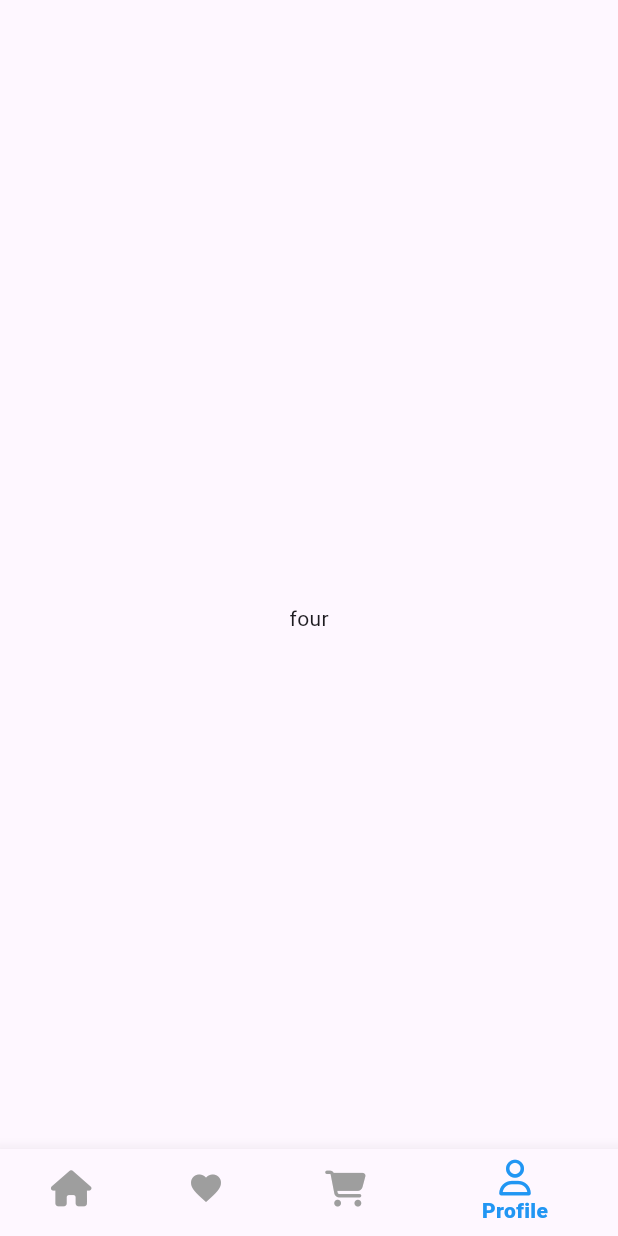
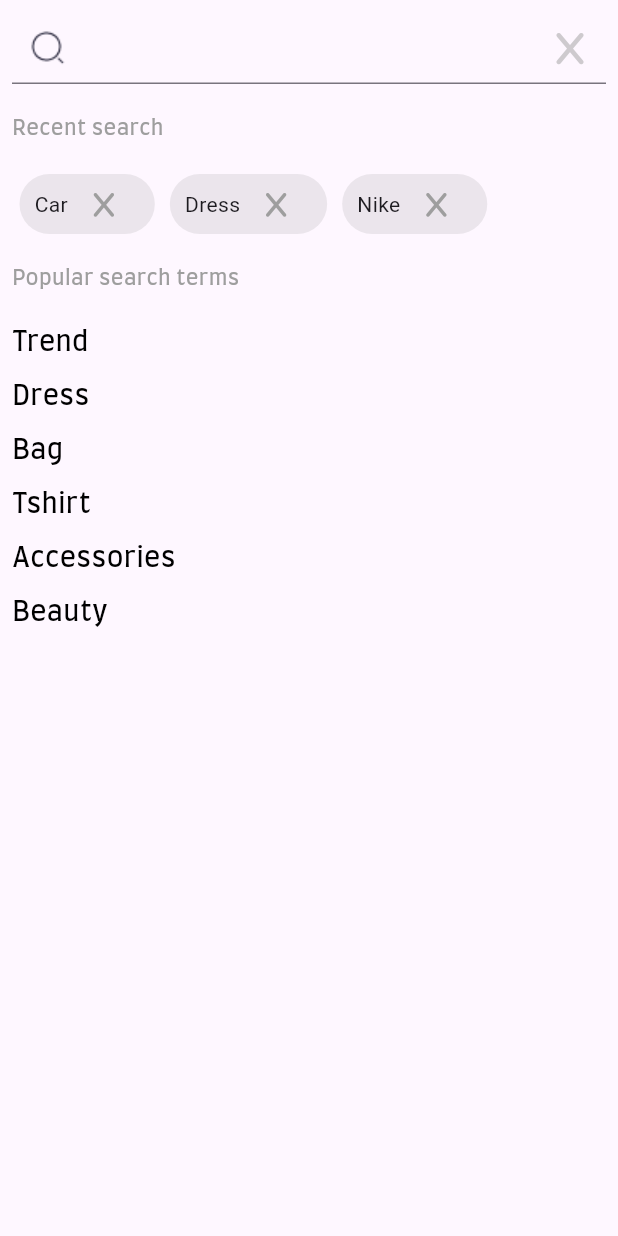
Before and after one commit to Abdelghfarsalah/newshop, a Flutter app: the screen it shows after launch, in the side drawer, after a tap on "Search", on a phone screen of 412 x 824 dp. Run offline on Flutter 3.47's test engine with Material 3 defaults, Android fonts, the phone set to English and light mode, and no system bars; our stand-ins replace cached_network_image, carousel_slider, dio, firebase_auth, firebase_core, flutter_bloc and 7 more; missing offline and left inert: paymob_payment, u_credit_card; accounts and stored records are empty; network calls fail.

```diff
--- a/lib/home/homescreen/home.dart
+++ b/lib/home/homescreen/home.dart
@@ -8,6 +8,7 @@ import 'package:null_project/home/cubits/categories/states.dart';
 import 'package:null_project/home/homescreen/displayallcategories.dart';
 import 'package:null_project/home/homescreen/displayallproduct.dart';
 import 'package:null_project/home/homescreen/notification.dart';
+import 'package:null_project/home/homescreen/search.dart';
 import 'package:null_project/home/model/productmodel.dart';
 import 'package:null_project/home/widgets/customproductitem.dart';
 import 'package:null_project/home/widgets/customslider.dart';
@@ -153,9 +154,8 @@ class _homepageState extends State<homepage> {
                   color: Color.fromARGB(255, 57, 156, 238),
                 ),
                 onPressed: () {
-                  key.currentState!.closeDrawer();
-                  BlocProvider.of<NavBarcubit>(context).changescreen(index: 3);
-                  BlocProvider.of<NavBarcubit>(context).currentindex = 3;
+                  Navigator.push(context,
+                      MaterialPageRoute(builder: (context) => searchpage()));
                 }),
             Darweritem(
                 logout: false,
@@ -190,8 +190,8 @@ class _homepageState extends State<homepage> {
                 ),
                 onPressed: () {
                   key.currentState!.closeDrawer();
-                  BlocProvider.of<NavBarcubit>(context).changescreen(index: 4);
-                  BlocProvider.of<NavBarcubit>(context).currentindex = 4;
+                  BlocProvider.of<NavBarcubit>(context).changescreen(index: 3);
+                  BlocProvider.of<NavBarcubit>(context).currentindex = 3;
                 }),
             const Spacer(),
             const Spacer(),
@@ -222,18 +222,33 @@ class _homepageState extends State<homepage> {
                         padding: const EdgeInsets.symmetric(horizontal: 8.0),
                         child: TextField(
                           onTap: () {
-                            BlocProvider.of<NavBarcubit>(context).currentindex =
-                                3;
-                            BlocProvider.of<NavBarcubit>(context)
-                                .changescreen(index: 3);
+                            Navigator.push(
+                                context,
+                                MaterialPageRoute(
+                                    builder: (context) => searchpage()));
                           },
                           decoration: InputDecoration(
+                            suffixIcon: SizedBox(
+                              width: 40,
+                              child: Row(
+                                children: [
+                                  const Padding(
+                                    padding: EdgeInsets.only(right: 10.0),
+                                    child: VerticalDivider(
+                                      width: 1,
+                                      color: Colors.blue,
+                                    ),
+                                  ),
+                                  Image.asset("assets/images/icon/Search.png"),
+                                ],
+                              ),
+                            ),
                             hintText: "Enter the Name of product ",
                             contentPadding: const EdgeInsets.only(
                                 left: 10, top: 0, bottom: 0, right: 0),
                             filled: true,
                             fillColor: Colors.blue.withOpacity(0.05),
-                            border: const OutlineInputBorder(
+                            focusedBorder: const OutlineInputBorder(
                               borderSide: BorderSide(color: Colors.blue),
                               borderRadius: BorderRadius.all(
                                 Radius.circular(10),
@@ -242,30 +257,6 @@ class _homepageState extends State<homepage> {
                           ),
                         ),
                       )),
-                      Padding(
-                        padding: const EdgeInsets.only(right: 8.0),
-                        child: Container(
-                          height: 45,
-                          width: 45,
-                          decoration: BoxDecoration(
-                              border: Border.all(color: Colors.black, width: 1),
-                              color: Colors.blue.withOpacity(0.05),
-                              borderRadius: BorderRadius.circular(10)),
-                          child: IconButton(
-                            onPressed: () {
-                              // BlocProvider.of<NavBarcubit>(context).currentindex =
-                              //     3;
-                              // BlocProvider.of<NavBarcubit>(context)
-                              //     .changescreen(index: 3);
-                            },
-                            icon: const Icon(
-                              FontAwesomeIcons.bars,
-                              color: Color.fromARGB(255, 74, 171, 251),
-                              size: 20,
-                            ),
-                          ),
-                        ),
-                      )
                     ],
                   ),
                 ),
@@ -334,12 +325,3 @@ class _homepageState extends State<homepage> {
     );
   }
 }
-/*
-Column(
-          children: [
-
-
-
-          ],
-        ),
-       */
--- /dev/null
+++ b/lib/home/homescreen/search.dart
@@ -0,0 +1,179 @@
+import 'package:flutter/material.dart';
+import 'package:flutter/widgets.dart';
+import 'package:font_awesome_flutter/font_awesome_flutter.dart';
+import 'package:null_project/constant.dart';
+
+class searchpage extends StatelessWidget {
+  const searchpage({super.key});
+
+  @override
+  Widget build(BuildContext context) {
+    return Scaffold(
+      body: SafeArea(
+          child: Padding(
+        padding: const EdgeInsets.all(8.0),
+        child: SingleChildScrollView(
+          child: Column(
+            crossAxisAlignment: CrossAxisAlignment.start,
+            children: [
+              TextField(
+                onTap: () {},
+                decoration: InputDecoration(
+                    focusedBorder: const UnderlineInputBorder(
+                        borderSide: BorderSide(color: Colors.blue)),
+                    suffixIcon: IconButton(
+                      onPressed: () {},
+                      icon: Icon(
+                        FontAwesomeIcons.x,
+                        color: Colors.grey.withOpacity(0.5),
+                      ),
+                    ),
+                    prefixIcon: IconButton(
+                        onPressed: () {},
+                        icon: Image.asset("assets/images/icon/Search.png"))),
+              ),
+              const SizedBox(
+                height: 20,
+              ),
+              const Text(
+                "Recent search",
+                style: TextStyle(
+                  fontSize: 14,
+                  fontFamily: Farro,
+                  fontWeight: FontWeight.w400,
+                  color: Colors.grey,
+                ),
+              ),
+              const SizedBox(
+                height: 20,
+              ),
+              const Row(
+                children: [
+                  recentsearchitem(title: "Car"),
+                  recentsearchitem(title: "Dress"),
+                  recentsearchitem(title: "Nike"),
+                ],
+              ),
+              const SizedBox(
+                height: 20,
+              ),
+              const Text(
+                "Popular search terms",
+                style: TextStyle(
+                  fontSize: 14,
+                  fontFamily: Farro,
+                  fontWeight: FontWeight.w400,
+                  color: Colors.grey,
+                ),
+              ),
+              const SizedBox(
+                height: 20,
+              ),
+              const Text(
+                "Trend",
+                style: TextStyle(
+                  fontSize: 18,
+                  fontFamily: Farro,
+                  fontWeight: FontWeight.w400,
+                  color: Colors.black,
+                ),
+              ),
+              const SizedBox(
+                height: 10,
+              ),
+              const Text(
+                "Dress",
+                style: TextStyle(
+                  fontSize: 18,
+                  fontFamily: Farro,
+                  fontWeight: FontWeight.w400,
+                  color: Colors.black,
+                ),
+              ),
+              const SizedBox(
+                height: 10,
+              ),
+              const Text(
+                "Bag",
+                style: TextStyle(
+                  fontSize: 18,
+                  fontFamily: Farro,
+                  fontWeight: FontWeight.w400,
+                  color: Colors.black,
+                ),
+              ),
+              const SizedBox(
+                height: 10,
+              ),
+              const Text(
+                "Tshirt",
+                style: TextStyle(
+                  fontSize: 18,
+                  fontFamily: Farro,
+                  fontWeight: FontWeight.w400,
+                  color: Colors.black,
+                ),
+              ),
+              const SizedBox(
+                height: 10,
+              ),
+              const Text(
+                "Accessories",
+                style: TextStyle(
+                  fontSize: 18,
+                  fontFamily: Farro,
+                  fontWeight: FontWeight.w400,
+                  color: Colors.black,
+                ),
+              ),
+              const SizedBox(
+                height: 10,
+              ),
+              const Text(
+                "Beauty",
+                style: TextStyle(
+                  fontSize: 18,
+                  fontFamily: Farro,
+                  fontWeight: FontWeight.w400,
+                  color: Colors.black,
+                ),
+              ),
+            ],
+          ),
+        ),
+      )),
+    );
+  }
+}
+
+class recentsearchitem extends StatelessWidget {
+  const recentsearchitem({super.key, required this.title});
+  final String title;
+  @override
+  Widget build(BuildContext context) {
+    return Container(
+      margin: EdgeInsets.symmetric(horizontal: 5),
+      height: 40,
+      decoration: BoxDecoration(
+          borderRadius: BorderRadius.circular(50),
+          color: Colors.grey.withOpacity(0.2)),
+      child: Padding(
+        padding: const EdgeInsets.symmetric(horizontal: 10.0),
+        child: Row(
+          mainAxisAlignment: MainAxisAlignment.center,
+          children: [
+            Text(title),
+            IconButton(
+              onPressed: () {},
+              icon: Icon(
+                FontAwesomeIcons.x,
+                size: 18,
+                color: Colors.grey.withOpacity(1),
+              ),
+            ),
+          ],
+        ),
+      ),
+    );
+  }
+}
--- a/lib/home/widgets/detailsbody.dart
+++ b/lib/home/widgets/detailsbody.dart
@@ -4,8 +4,6 @@ import 'package:null_project/constant.dart';
 import 'package:null_project/home/homescreen/detailsscreen/buypage.dart';
 import 'package:null_project/home/model/productmodel.dart';
 import 'package:null_project/home/widgets/SelectColor.dart';
-import 'package:null_project/home/widgets/custombuttonforbuy.dart';
-import 'package:null_project/home/widgets/selectSize.dart';
 
 class Detailsbody extends StatefulWidget {
   const Detailsbody({super.key, required this.model});
@@ -29,7 +27,8 @@ class _DetailsbodyState extends State<Detailsbody> {
               child: Column(
                 crossAxisAlignment: CrossAxisAlignment.start,
                 children: [
-                  Padding(
+                  Center(
+                    child: Padding(
                       padding: const EdgeInsets.only(top: 20.0, bottom: 20),
                       child: Container(
                         height: MediaQuery.sizeOf(context).height * 0.5,
@@ -38,6 +37,7 @@ class _DetailsbodyState extends State<Detailsbody> {
                           borderRadius: BorderRadius.circular(10),
                         ),
                         child: Image.network(height: 150, widget.model.image),
+                      ),
                     ),
                   ),
                   SizedBox(
--- a/lib/home/widgets/selsectCategories.dart
+++ b/lib/home/widgets/selsectCategories.dart
@@ -15,7 +15,7 @@ class selsectCategories extends StatelessWidget {
       },
       builder: (context, state) {
         return SizedBox(
-          height: 40,
+          height: 30,
           child: ListView(
             scrollDirection: Axis.horizontal,
             children: [
@@ -70,14 +70,11 @@ class SelsectCategoriesitem extends StatelessWidget {
       padding: const EdgeInsets.only(left: 10.0, right: 5),
       child: GestureDetector(
         onTap: () {
-          print("enter");
           var cubit = BlocProvider.of<Categorecubit>(context);
           if (!cubit.getornot[category]!) {
-            print("enter1");
             BlocProvider.of<Categorecubit>(context).changecategors(i: index);
             cubit.getcategory(category: category, index: index);
           } else {
-            print("enter2");
             BlocProvider.of<Categorecubit>(context).changecategors(i: index);
             cubit.changecategorswithdata(category: category);
           }
@@ -89,6 +86,7 @@ class SelsectCategoriesitem extends StatelessWidget {
           height: 40,
           width: MediaQuery.sizeOf(context).width * 0.3,
           decoration: BoxDecoration(
+            border: Border.all(color: Color.fromARGB(255, 182, 222, 255)),
             color: isactive ? Colors.blue : Colors.grey.withOpacity(0.2),
             borderRadius: BorderRadius.circular(20),
           ),
@@ -99,9 +97,11 @@ class SelsectCategoriesitem extends StatelessWidget {
               children: [
                 Text(
                   title,
+                  maxLines: 1,
+                  overflow: TextOverflow.ellipsis,
                   style: TextStyle(
                       color: isactive ? Colors.white : Colors.grey,
-                      fontSize: 10,
+                      fontSize: 12,
                       fontWeight: FontWeight.w700),
                 )
               ],
--- a/lib/main.dart
+++ b/lib/main.dart
@@ -11,8 +11,6 @@ import 'package:null_project/home/cubits/managenotificationCubit/managenotificat
 import 'package:null_project/home/home.dart';
 import 'package:null_project/loginAndRegister/cubits/logincubit/cubit.dart';
 import 'package:null_project/loginAndRegister/cubits/registercubit/cubit.dart';
-import 'package:null_project/onboard/Screens/onboardHome.dart';
-
 import 'package:paymob_payment/paymob_payment.dart';
 
 void main() async {
```
Lines whose indentation alone changed are shown as unchanged.
